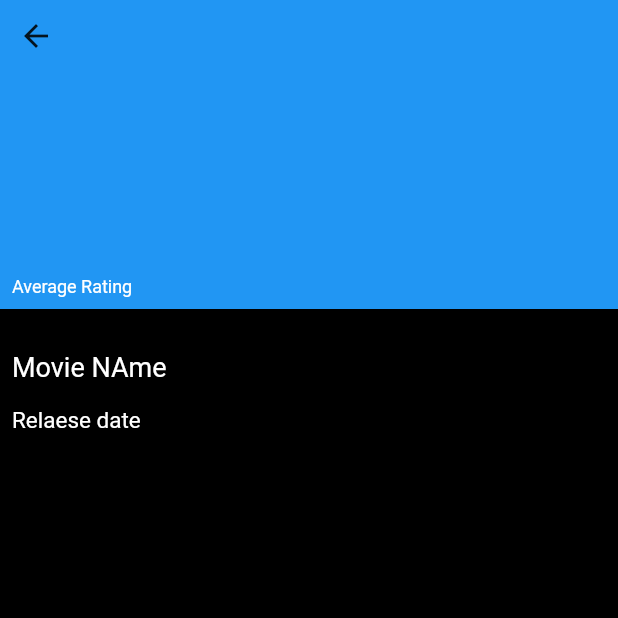
After one commit to Irfadg/MovieHub, a Flutter app: the MovieDescription screen opened directly, on a phone screen of 412 x 824 dp, the top half of it. The commit adds this screen. Run offline on Flutter 3.47's test engine with Material 2 defaults, Android fonts, the phone set to English and light mode, and no system bars; our stand-ins replace google_fonts; missing offline and left inert: dart:html, favorite_button, tmdb_api.

Commit message:
movie app decription page

```diff
--- /dev/null
+++ b/lib/screens/moviedescription/moviedescription.dart
@@ -0,0 +1,70 @@
+// ignore_for_file: prefer_const_constructors
+
+import 'dart:html';
+
+import 'package:flutter/cupertino.dart';
+import 'package:flutter/material.dart';
+import 'package:flutter/src/foundation/key.dart';
+import 'package:flutter/src/widgets/framework.dart';
+import 'package:movie_hub/layout_constant/constant.dart';
+
+class MovieDescription extends StatelessWidget {
+  const MovieDescription({Key? key}) : super(key: key);
+
+  @override
+  Widget build(BuildContext context) {
+        double screenWidth = MediaQuery.of(context).size.width;
+    double screenHeight = MediaQuery.of(context).size.height;
+    return Scaffold(
+      backgroundColor: Colors.black,
+      body: SafeArea(child: Column(
+        crossAxisAlignment: CrossAxisAlignment.start,
+        children: [
+          Stack(
+            children: [
+              Container(
+                color: Colors.blue,
+                height:screenHeight*.25,
+              ),
+              Positioned(
+                //top: ,
+                child: IconButton(onPressed: (){
+                  Navigator.pop(context);
+                }, icon:  const Icon(
+                Icons.arrow_back,
+                          ),),
+              ),
+               Positioned(
+                bottom: 0,
+                 child: Padding(
+                   padding: const EdgeInsets.all(8.0),
+                   child: Row(
+                             // ignore: prefer_const_literals_to_create_immutables
+                             children: [
+                               text_template(text: "Average Rating", color: Colors.white, size: 12),
+                               text_template(text: "", color: Colors.white, size: 12)
+
+                             ],
+                           ),
+                 ),
+               ),
+            ],
+          ),
+
+          SizedBox(
+            height: 20,
+          ),
+          Padding(
+            padding: const EdgeInsets.all(8.0),
+            child: text_template(text: "Movie NAme", color: Colors.white, size: 18),
+          ),
+          Padding(
+            padding: const EdgeInsets.all(8.0),
+            child: text_template(text: "Relaese date", color: Colors.white, size: 15),
+          ),
+        ],
+      )
+      )
+    );
+  }
+}
--- a/lib/screens/widget/topRatedTvShowwidget.dart
+++ b/lib/screens/widget/topRatedTvShowwidget.dart
@@ -5,6 +5,7 @@ import 'package:flutter/cupertino.dart';
 import 'package:flutter/material.dart';
 import 'package:movie_hub/functions/common_functions.dart';
 import 'package:movie_hub/layout_constant/constant.dart';
+import 'package:movie_hub/screens/moviedescription/moviedescription.dart';
 import 'package:tmdb_api/tmdb_api.dart';
 
 class TopRatedTvShow extends StatelessWidget {
@@ -48,12 +49,16 @@ class TopRatedTvShow extends StatelessWidget {
                         children: [
                           Stack(
                             children: [
-                              GestureDetector(
-                                // onTap: () => Navigator.push(
-                                //     context,
-                                //     MaterialPageRoute(
-                                //       builder: (context) =>
-                                //     )),
+                              InkWell(
+
+                                     onTap: () {
+                                print("d");
+                                Navigator.push(
+                                  context,
+                                  MaterialPageRoute(
+                                    builder: (context) => MovieDescription()
+                                  ));
+                              },
                                 child: Container(
                                   decoration: BoxDecoration(
                                       image: DecorationImage(
@@ -124,6 +129,7 @@ class TopRatedTvShow extends StatelessWidget {
                                   color: Colors.black,
                                   size: 12),
                             ),
+
                           ]),
                     )
                   ],
```
